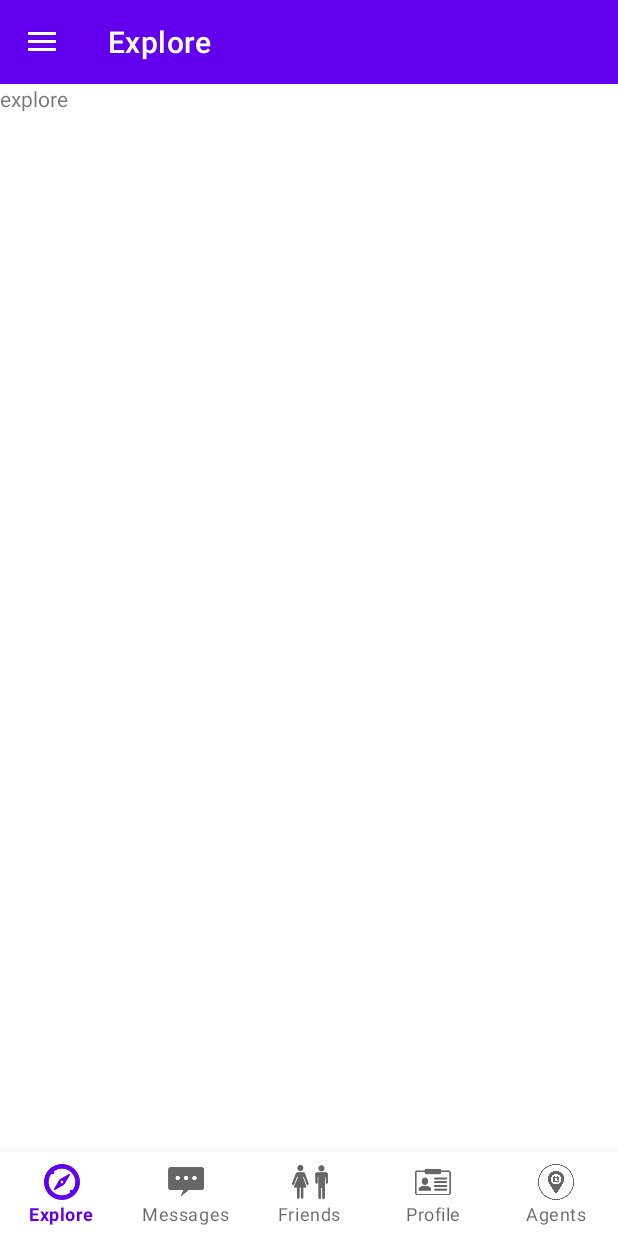
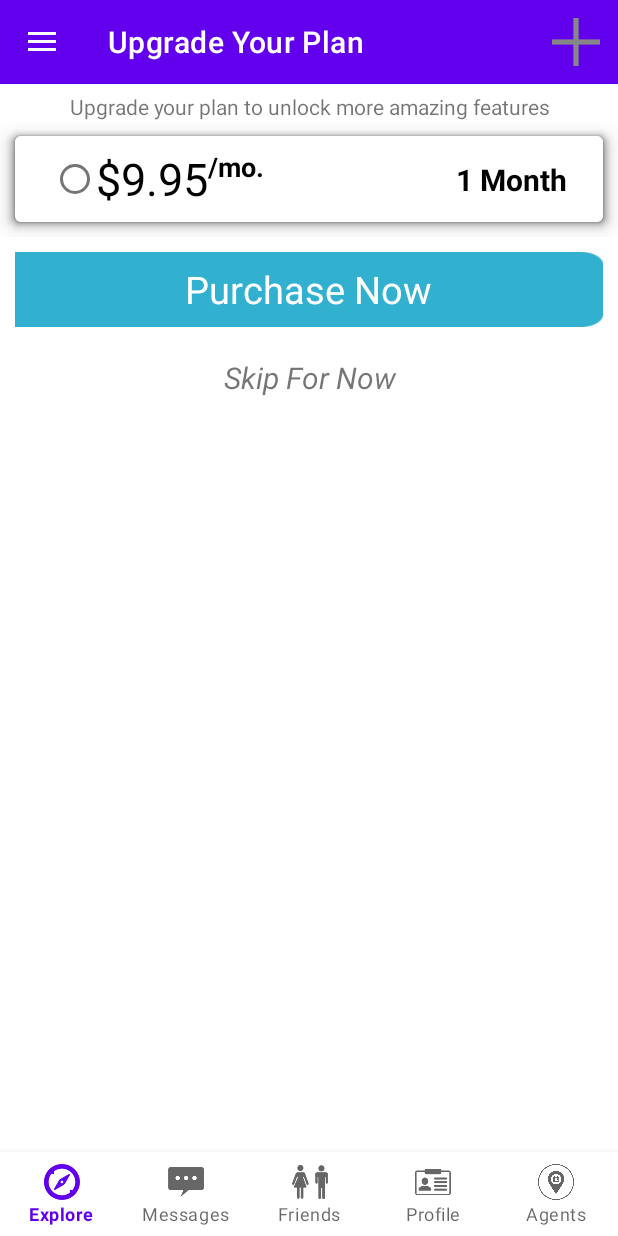
Before and after one commit to yvonneonu/WWAM, an Android app: the screen it shows after launch (DrawelayoutActivity), on a phone screen of 412 x 824 dp. Run offline under Robolectric (Android 15) with nearby library versions, the phone set to English and light mode, and no system bars; libraries missing offline, so code that uses them is left out: worker8.com.github; plain views replace RadioGroupPlus; Roboto replaces fonts that are not available here; 1 statement that could not run was skipped.

Commit message:
adding bullet point colors.xml

```diff
--- a/app/src/main/java/com/example/waam/BecomeAMemberFragment.java
+++ b/app/src/main/java/com/example/waam/BecomeAMemberFragment.java
@@ -97,7 +97,7 @@ public class BecomeAMemberFragment extends Fragment implements View.OnClickListe
         View view = inflater.inflate(R.layout.fragment_become_a_member, container, false);
         setHasOptionsMenu(true);
 
-        int color = 00000;
+        int color = getActivity().getResources().getColor(R.color.green);
         SpannableString string = new SpannableString("Bullet point");
         string.setSpan(new BulletSpan(20,color,20),0, 12, Spanned.SPAN_EXCLUSIVE_EXCLUSIVE);
 
--- a/app/src/main/java/com/example/waam/DrawelayoutActivity.java
+++ b/app/src/main/java/com/example/waam/DrawelayoutActivity.java
@@ -39,7 +39,7 @@ public class DrawelayoutActivity extends AppCompatActivity implements Navigation
 
         toggle.syncState();
         Log.d("TAG","in activity null");
-        Fragment fragment = new ExploreFragment();
+        Fragment fragment = new BecomeAMemberFragment();
         FragmentTransaction ft = getSupportFragmentManager().beginTransaction();
         ft.add(R.id.fragmentcontainer,fragment);
         ft.commit();
--- a/app/src/main/res/values/colors.xml
+++ b/app/src/main/res/values/colors.xml
@@ -14,6 +14,7 @@
     <color name="babyblack">#43423C</color>
     <color name="offblue">#51eaea</color>
     <color name="yellow">#FFEB3B</color>
+    <color name="bulletColor">#228B22</color>
     <color name="priceBackgrouond">#272822</color>
 
 </resources>
```
